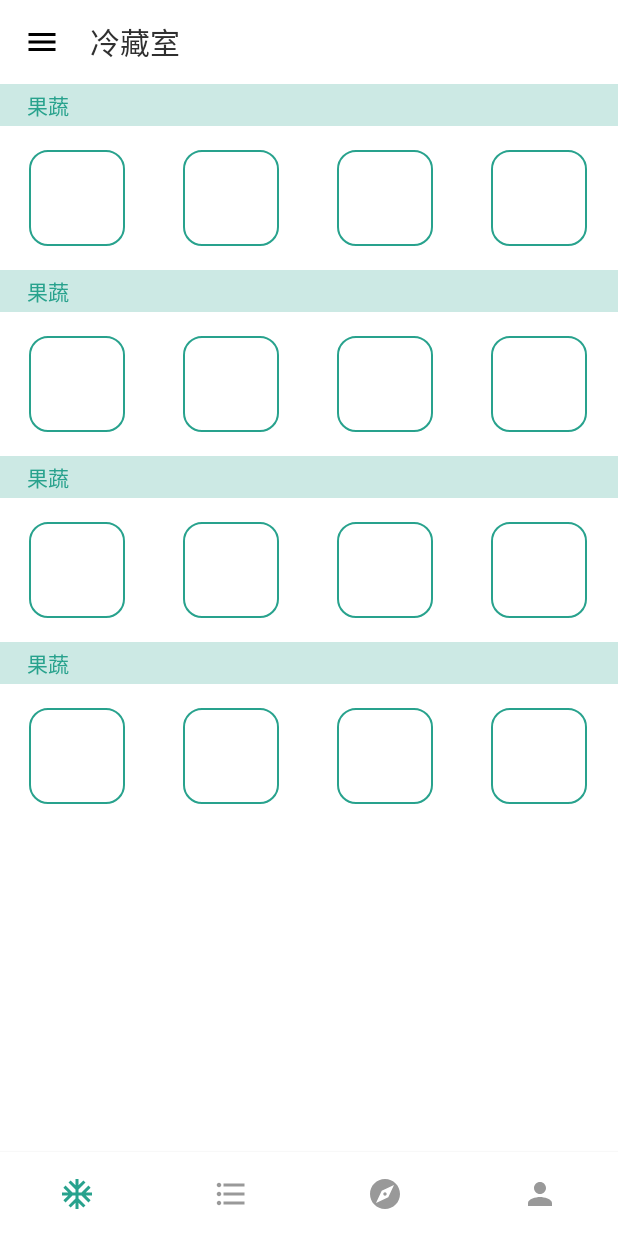
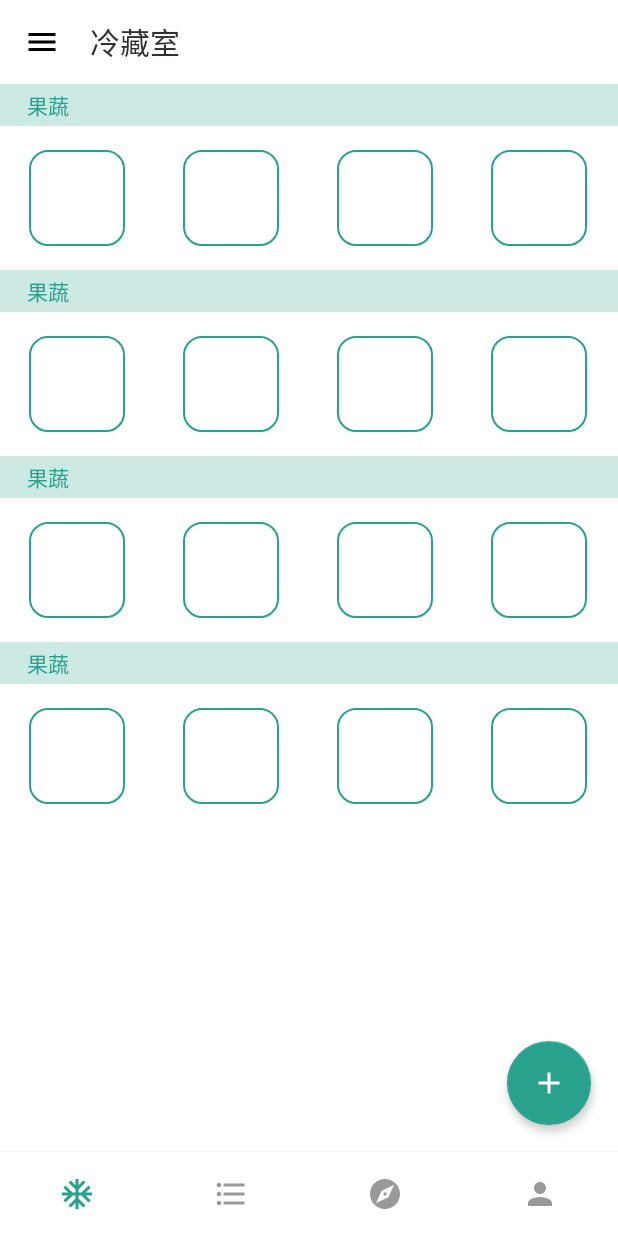
Before and after one commit to Orange1997/RefrigeratorProject, an Android app: the MainActivity screen opened directly, with no data from a screen before it, on a phone screen of 412 x 824 dp. Run offline under Robolectric (Android 15) with nearby library versions, the phone set to English and light mode, and no system bars; libraries missing offline, so code that uses them is left out: com.facebook.drawee; plain views replace SimpleDraweeView.

Commit message:
添加主页浮动按钮

```diff
--- a/app/build.gradle
+++ b/app/build.gradle
@@ -27,6 +27,6 @@ dependencies {
     androidTestImplementation 'com.android.support.test:runner:1.0.2'
     androidTestImplementation 'com.android.support.test.espresso:espresso-core:3.0.2'
     implementation 'com.android.support:recyclerview-v7:28.0.0'
-
     compile 'com.facebook.fresco:fresco:1.5.0'
+    implementation 'com.android.support:design:28.0.0'
 }
--- a/app/src/main/java/com/example/dc/refrigeratorproject/activity/MainActivity.java
+++ b/app/src/main/java/com/example/dc/refrigeratorproject/activity/MainActivity.java
@@ -8,6 +8,7 @@ import android.widget.RadioGroup;
 
 import com.example.dc.refrigeratorproject.R;
 import com.example.dc.refrigeratorproject.adapter.MyFragmentPagerAdapter;
+import com.example.dc.refrigeratorproject.view.NoScrollViewPager;
 
 public class MainActivity extends AppCompatActivity implements ViewPager.OnPageChangeListener,RadioGroup.OnCheckedChangeListener{
 
@@ -16,7 +17,7 @@ public class MainActivity extends AppCompatActivity implements ViewPager.OnPageC
     public static final int PAGE_THREE = 2;
     public static final int PAGE_FOUR = 3;
 
-    private ViewPager viewpager;
+    private NoScrollViewPager viewpager;
     private RadioButton rbRefrigerator;
     private RadioButton rbInformation;
     private RadioButton rbPersonalCenter;
@@ -32,7 +33,7 @@ public class MainActivity extends AppCompatActivity implements ViewPager.OnPageC
     private void initView() {
         MyFragmentPagerAdapter mAdapter = new MyFragmentPagerAdapter(getSupportFragmentManager());
         RadioGroup rgTabBar = (RadioGroup) findViewById(R.id.rg_tab_bar);
-        viewpager = (ViewPager) findViewById(R.id.vp_main);
+        viewpager = (NoScrollViewPager) findViewById(R.id.vp_main);
         rbRefrigerator = (RadioButton) findViewById(R.id.rb_refrigerator);
         rbInformation = (RadioButton) findViewById(R.id.rb_information);
         rbPersonalCenter = (RadioButton) findViewById(R.id.rb_personal_center);
@@ -40,6 +41,7 @@ public class MainActivity extends AppCompatActivity implements ViewPager.OnPageC
 
         viewpager.setAdapter(mAdapter);
         viewpager.setCurrentItem(0);
+        viewpager.setOffscreenPageLimit(4);
         viewpager.addOnPageChangeListener(this);
         rgTabBar.setOnCheckedChangeListener (this);
     }
--- a/app/src/main/java/com/example/dc/refrigeratorproject/adapter/MyFragmentPagerAdapter.java
+++ b/app/src/main/java/com/example/dc/refrigeratorproject/adapter/MyFragmentPagerAdapter.java
@@ -40,7 +40,6 @@ public class MyFragmentPagerAdapter extends FragmentPagerAdapter {
 
     @Override
     public void destroyItem(ViewGroup container, int position, Object object) {
-        System.out.println("position Destory" + position);
         super.destroyItem(container, position, object);
     }
 
--- /dev/null
+++ b/app/src/main/java/com/example/dc/refrigeratorproject/view/NoScrollViewPager.java
@@ -0,0 +1,75 @@
+package com.example.dc.refrigeratorproject.view;
+
+import android.content.Context;
+import android.support.v4.view.ViewPager;
+import android.util.AttributeSet;
+import android.view.MotionEvent;
+
+/**
+ * project: RefrigeratorProject
+ * author : Androi
+ * date : 2019/4/22
+ * time : 11:18
+ * email : 企业邮箱
+ * note : 说明
+ */
+public class NoScrollViewPager extends ViewPager {
+    private boolean isScroll = false;
+
+    public NoScrollViewPager(Context context, AttributeSet attrs) {
+        super(context, attrs);
+    }
+
+    public NoScrollViewPager(Context context) {
+        super(context);
+    }
+
+    /**
+     * 1.dispatchTouchEvent一般情况不做处理
+     * ,如果修改了默认的返回值,子孩子都无法收到事件
+     */
+    @Override
+    public boolean dispatchTouchEvent(MotionEvent ev) {
+        return super.dispatchTouchEvent(ev);   // return true;不行
+    }
+
+    /**
+     * 是否拦截
+     * 拦截:会走到自己的onTouchEvent方法里面来
+     * 不拦截:事件传递给子孩子
+     */
+    @Override
+    public boolean onInterceptTouchEvent(MotionEvent ev) {
+        // return false;//可行,不拦截事件,
+        // return true;//不行,孩子无法处理事件
+        //return super.onInterceptTouchEvent(ev);//不行,会有细微移动
+        if (isScroll) {
+            return super.onInterceptTouchEvent(ev);
+        } else {
+            return false;
+        }
+    }
+
+    /**
+     * 是否消费事件
+     * 消费:事件就结束
+     * 不消费:往父控件传
+     */
+    @Override
+    public boolean onTouchEvent(MotionEvent ev) {
+        //return false;// 可行,不消费,传给父控件
+        //return true;// 可行,消费,拦截事件
+        //super.onTouchEvent(ev); //不行,
+        //虽然onInterceptTouchEvent中拦截了,
+        //但是如果viewpage里面子控件不是viewgroup,还是会调用这个方法.
+        if (isScroll) {
+            return super.onTouchEvent(ev);
+        } else {
+            return true;// 可行,消费,拦截事件
+        }
+    }
+
+    public void setScroll(boolean scroll) {
+        isScroll = scroll;
+    }
+}
--- /dev/null
+++ b/app/src/main/res/drawable/ic_add.xml
@@ -0,0 +1,5 @@
+<vector android:height="24dp" android:tint="#FFFFFF"
+    android:viewportHeight="24.0" android:viewportWidth="24.0"
+    android:width="24dp" xmlns:android="http://schemas.android.com/apk/res/android">
+    <path android:fillColor="#FF000000" android:pathData="M19,13h-6v6h-2v-6H5v-2h6V5h2v6h6v2z"/>
+</vector>
--- a/app/src/main/res/layout/activity_main.xml
+++ b/app/src/main/res/layout/activity_main.xml
@@ -1,20 +1,25 @@
 <?xml version="1.0" encoding="utf-8"?>
-<LinearLayout xmlns:android="http://schemas.android.com/apk/res/android"
-    xmlns:app="http://schemas.android.com/apk/res-auto"
+<android.support.v4.widget.DrawerLayout xmlns:android="http://schemas.android.com/apk/res/android"
     xmlns:tools="http://schemas.android.com/tools"
     android:layout_width="match_parent"
     android:layout_height="match_parent"
-    android:orientation="vertical"
-    tools:context="com.example.dc.refrigeratorproject.activity.MainActivity">
+    tools:context="com.example.dc.refrigeratorproject.activity.MainActivity"
+    android:fitsSystemWindows="true">
 
-    <android.support.v4.view.ViewPager
-        android:id="@+id/vp_main"
+    <LinearLayout
         android:layout_width="match_parent"
-        android:layout_height="0dp"
-        android:layout_weight="1"
-        android:background="@color/transparent" />
+        android:layout_height="match_parent"
+        android:orientation="vertical">
 
-    <include layout="@layout/view_main_tab" />
+        <com.example.dc.refrigeratorproject.view.NoScrollViewPager
+            android:id="@+id/vp_main"
+            android:layout_width="match_parent"
+            android:layout_height="0dp"
+            android:layout_weight="1"
+            android:background="@color/transparent" />
 
+        <include layout="@layout/view_main_tab"/>
 
-</LinearLayout>
+    </LinearLayout>
+
+</android.support.v4.widget.DrawerLayout>
--- a/app/src/main/res/layout/fragment_personal_center.xml
+++ b/app/src/main/res/layout/fragment_personal_center.xml
@@ -8,7 +8,7 @@
     <View
         android:layout_width="match_parent"
         android:layout_height="120dp"
-        android:background="@drawable/timg">
+        android:background="@drawable/bg_personal_center">
     </View>
 
     <RelativeLayout
--- a/app/src/main/res/layout/fragment_refrigerator.xml
+++ b/app/src/main/res/layout/fragment_refrigerator.xml
@@ -19,13 +19,18 @@
         android:layout_width="match_parent"
         android:layout_height="match_parent"
         android:layout_marginTop="@dimen/tab_height"
-        android:layout_marginBottom="@dimen/margin_big"
         android:background="@drawable/shape_big_corner_with_white">
-
     </android.support.v7.widget.RecyclerView>
 
-
-
-
-
+    <android.support.design.widget.FloatingActionButton
+        android:layout_width="wrap_content"
+        android:layout_height="wrap_content"
+        android:scaleType="fitXY"
+        android:src="@drawable/ic_add"
+        app:backgroundTint="@color/colorAccent"
+        app:elevation="3dp"
+        app:fabSize="normal"
+        android:layout_alignParentBottom="true"
+        android:layout_alignParentEnd="true"
+        android:layout_margin="18dp"/>
 </RelativeLayout>
```
Also changed, not shown: app/src/main/java/com/example/dc/refrigeratorproject/adapter/RefrigeratorAdapter.java (+24 -23 lines), app/src/main/java/com/example/dc/refrigeratorproject/view/DragFloatActionButton.java (added, +154 -0 lines), app/src/main/res/layout/item_grid.xml (+4 -4 lines), app/src/main/res/values/attrs.xml (added, +9 -0 lines), app/src/main/res/drawable-xhdpi/bg_personal_center.jpg (added), app/src/main/res/drawable/timg.jpg (deleted).
